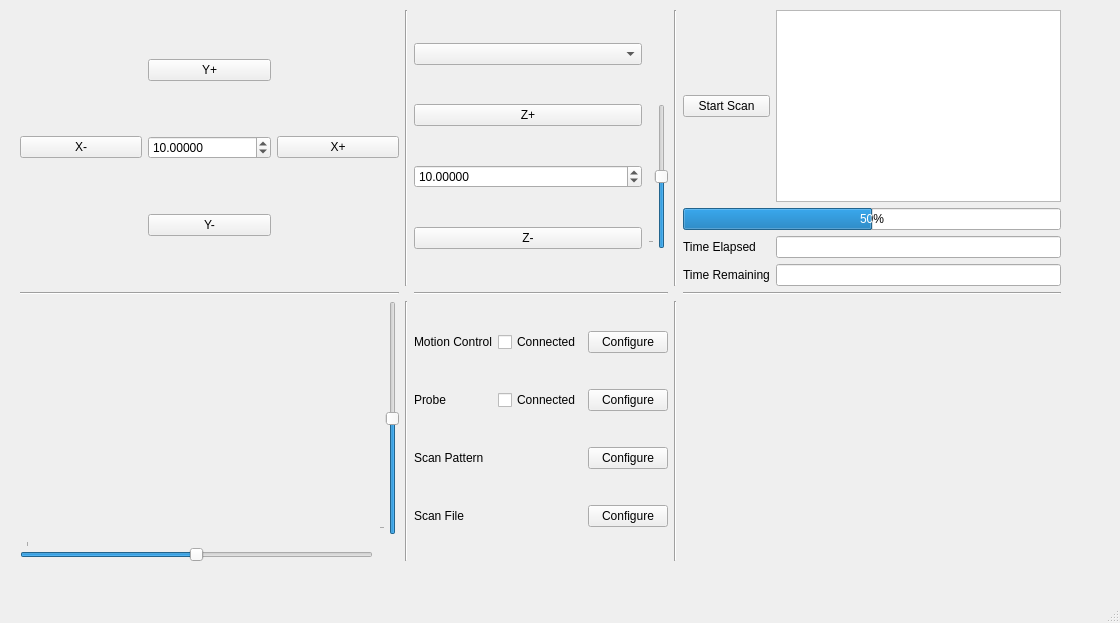
Dood345/scan-controller, file gui/ui_scanner.ui: the form before one commit.
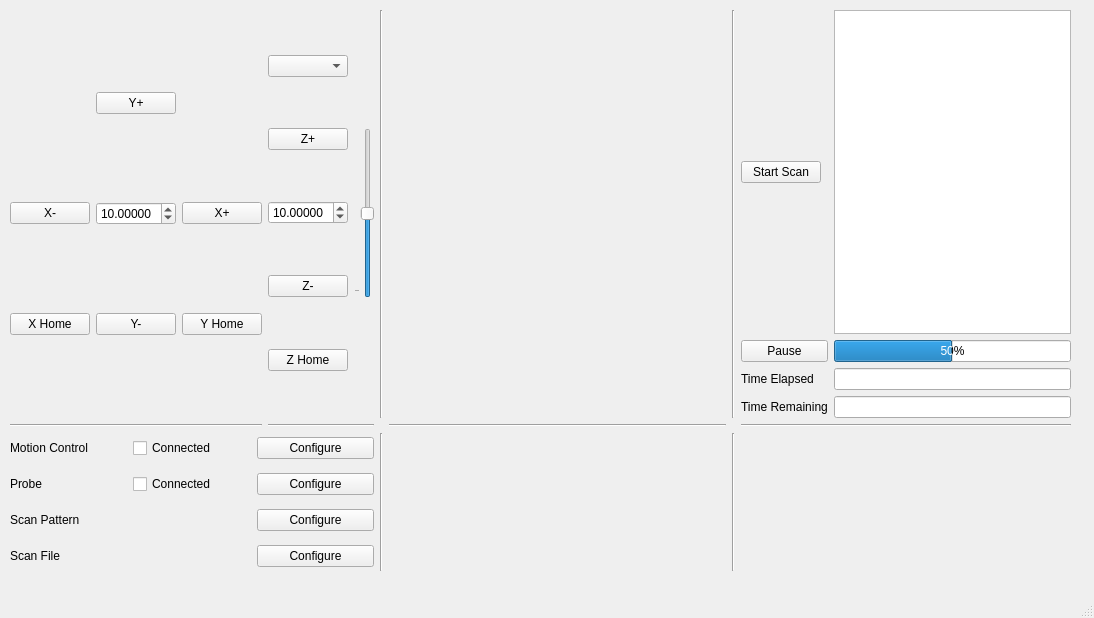
The form after the commit. Custom widgets are drawn as their Qt base class.

Commit message: The scan graph on Main Window still has some problems with current pos and target pos

Patch:
```diff
--- a/gui/ui_scanner.ui
+++ b/gui/ui_scanner.ui
@@ -6,8 +6,8 @@
    <rect>
     <x>0</x>
     <y>0</y>
-    <width>1120</width>
-    <height>623</height>
+    <width>1094</width>
+    <height>618</height>
    </rect>
   </property>
   <property name="windowTitle">
@@ -26,56 +26,188 @@
    <widget class="QWidget" name="gridLayoutWidget_6">
     <property name="geometry">
      <rect>
-      <x>20</x>
+      <x>10</x>
       <y>10</y>
-      <width>1041</width>
-      <height>551</height>
+      <width>1061</width>
+      <height>561</height>
      </rect>
     </property>
-    <layout class="QGridLayout" name="main_layout">
+    <layout class="QGridLayout" name="main_layout" rowstretch="3,0,0,0,2" columnstretch="1,1,0,2,2,0,4">
      <property name="sizeConstraint">
       <enum>QLayout::SetDefaultConstraint</enum>
      </property>
-     <item row="2" column="4">
-      <layout class="QFormLayout" name="config_layout"/>
+     <item row="4" column="2">
+      <widget class="Line" name="line_3">
+       <property name="orientation">
+        <enum>Qt::Orientation::Vertical</enum>
+       </property>
+      </widget>
      </item>
-     <item row="2" column="0">
-      <layout class="QGridLayout" name="diplay_layout">
+     <item row="0" column="6">
+      <layout class="QGridLayout" name="scan_layout" columnstretch="0,0">
+       <property name="sizeConstraint">
+        <enum>QLayout::SizeConstraint::SetMinimumSize</enum>
+       </property>
+       <property name="minimumSize" stdset="0">
+        <size>
+         <width>500</width>
+         <height>200</height>
+        </size>
+       </property>
+       <property name="spacing">
+        <number>6</number>
+       </property>
+       <item row="2" column="1">
+        <widget class="QLineEdit" name="time_elapsed_box">
+         <property name="enabled">
+          <bool>true</bool>
+         </property>
+         <property name="sizePolicy">
+          <sizepolicy hsizetype="Expanding" vsizetype="Fixed">
+           <horstretch>0</horstretch>
+           <verstretch>0</verstretch>
+          </sizepolicy>
+         </property>
+         <property name="minimumSize">
+          <size>
+           <width>100</width>
+           <height>0</height>
+          </size>
+         </property>
+         <property name="readOnly">
+          <bool>true</bool>
+         </property>
+        </widget>
+       </item>
+       <item row="4" column="0">
+        <widget class="QLabel" name="time_remaining_label">
+         <property name="sizePolicy">
+          <sizepolicy hsizetype="Fixed" vsizetype="Fixed">
+           <horstretch>0</horstretch>
+           <verstretch>0</verstretch>
+          </sizepolicy>
+         </property>
+         <property name="text">
+          <string>Time Remaining</string>
+         </property>
+        </widget>
+       </item>
+       <item row="0" column="0">
+        <widget class="QPushButton" name="start_scan_button">
+         <property name="sizePolicy">
+          <sizepolicy hsizetype="Fixed" vsizetype="Fixed">
+           <horstretch>0</horstretch>
+           <verstretch>0</verstretch>
+          </sizepolicy>
+         </property>
+         <property name="text">
+          <string>Start Scan</string>
+         </property>
+        </widget>
+       </item>
+       <item row="4" column="1">
+        <widget class="QLineEdit" name="time_remaining_box">
+         <property name="sizePolicy">
+          <sizepolicy hsizetype="Expanding" vsizetype="Fixed">
+           <horstretch>0</horstretch>
+           <verstretch>0</verstretch>
+          </sizepolicy>
+         </property>
+         <property name="minimumSize">
+          <size>
+           <width>100</width>
+           <height>0</height>
+          </size>
+         </property>
+         <property name="readOnly">
+          <bool>true</bool>
+         </property>
+        </widget>
+       </item>
        <item row="0" column="1">
-        <widget class="QAxisPositionSlider" name="y_axis_slider">
-         <property name="minimum">
-          <number>-100</number>
+        <widget class="QTextEdit" name="scan_description_box">
+         <property name="sizePolicy">
+          <sizepolicy hsizetype="Expanding" vsizetype="Expanding">
+           <horstretch>0</horstretch>
+           <verstretch>0</verstretch>
+          </sizepolicy>
          </property>
-         <property name="maximum">
-          <number>100</number>
+         <property name="minimumSize">
+          <size>
+           <width>200</width>
+           <height>50</height>
+          </size>
          </property>
-         <property name="orientation">
-          <enum>Qt::Vertical</enum>
+        </widget>
+       </item>
+       <item row="1" column="1">
+        <widget class="QProgressBar" name="scan_progress_bar">
+         <property name="sizePolicy">
+          <sizepolicy hsizetype="Expanding" vsizetype="Fixed">
+           <horstretch>0</horstretch>
+           <verstretch>0</verstretch>
+          </sizepolicy>
          </property>
-         <property name="tickPosition">
-          <enum>QSlider::TicksAbove</enum>
+         <property name="maximumSize">
+          <size>
+           <width>300</width>
+           <height>16777215</height>
+          </size>
          </property>
-         <property name="tickInterval">
-          <number>50000</number>
+         <property name="value">
+          <number>50</number>
+         </property>
+        </widget>
+       </item>
+       <item row="2" column="0">
+        <widget class="QLabel" name="time_elapsed_label">
+         <property name="sizePolicy">
+          <sizepolicy hsizetype="Fixed" vsizetype="Fixed">
+           <horstretch>0</horstretch>
+           <verstretch>0</verstretch>
+          </sizepolicy>
+         </property>
+         <property name="text">
+          <string>Time Elapsed</string>
          </property>
         </widget>
        </item>
        <item row="1" column="0">
-        <widget class="QAxisPositionSlider" name="x_axis_slider">
+        <widget class="QPushButton" name="pause_scan_button">
+         <property name="text">
+          <string>Pause</string>
+         </property>
+        </widget>
+       </item>
+      </layout>
+     </item>
+     <item row="0" column="1">
+      <layout class="QGridLayout" name="z_move_layout">
+       <property name="minimumSize" stdset="0">
+        <size>
+         <width>150</width>
+         <height>200</height>
+        </size>
+       </property>
+       <item row="1" column="1" rowspan="3">
+        <widget class="QSlider" name="z_axis_slider">
+         <property name="minimumSize">
+          <size>
+           <width>20</width>
+           <height>80</height>
+          </size>
+         </property>
          <property name="minimum">
-          <number>-100</number>
+          <number>-300</number>
          </property>
          <property name="maximum">
-          <number>100</number>
+          <number>300</number>
          </property>
          <property name="orientation">
-          <enum>Qt::Horizontal</enum>
-         </property>
-         <property name="invertedAppearance">
-          <bool>false</bool>
+          <enum>Qt::Orientation::Vertical</enum>
          </property>
          <property name="tickPosition">
-          <enum>QSlider::TicksAbove</enum>
+          <enum>QSlider::TickPosition::TicksAbove</enum>
          </property>
          <property name="tickInterval">
           <number>50000</number>
@@ -83,28 +215,130 @@
         </widget>
        </item>
        <item row="0" column="0">
-        <widget class="QWidget" name="xy_canvas" native="true"/>
+        <widget class="QComboBox" name="z_axis_select">
+         <property name="sizePolicy">
+          <sizepolicy hsizetype="Fixed" vsizetype="Fixed">
+           <horstretch>0</horstretch>
+           <verstretch>0</verstretch>
+          </sizepolicy>
+         </property>
+         <property name="minimumSize">
+          <size>
+           <width>80</width>
+           <height>0</height>
+          </size>
+         </property>
+        </widget>
+       </item>
+       <item row="2" column="0">
+        <widget class="QDoubleSpinBox" name="z_move_amount">
+         <property name="sizePolicy">
+          <sizepolicy hsizetype="Fixed" vsizetype="Fixed">
+           <horstretch>0</horstretch>
+           <verstretch>0</verstretch>
+          </sizepolicy>
+         </property>
+         <property name="minimumSize">
+          <size>
+           <width>10</width>
+           <height>20</height>
+          </size>
+         </property>
+         <property name="maximumSize">
+          <size>
+           <width>80</width>
+           <height>16777215</height>
+          </size>
+         </property>
+         <property name="decimals">
+          <number>5</number>
+         </property>
+         <property name="minimum">
+          <double>-100000000000000000.000000000000000</double>
+         </property>
+         <property name="maximum">
+          <double>100000000000000000.000000000000000</double>
+         </property>
+         <property name="value">
+          <double>10.000000000000000</double>
+         </property>
+        </widget>
+       </item>
+       <item row="1" column="0">
+        <widget class="QPushButton" name="z_plus_button">
+         <property name="sizePolicy">
+          <sizepolicy hsizetype="Fixed" vsizetype="Fixed">
+           <horstretch>0</horstretch>
+           <verstretch>0</verstretch>
+          </sizepolicy>
+         </property>
+         <property name="maximumSize">
+          <size>
+           <width>80</width>
+           <height>16777215</height>
+          </size>
+         </property>
+         <property name="text">
+          <string>Z+</string>
+         </property>
+        </widget>
+       </item>
+       <item row="3" column="0">
+        <widget class="QPushButton" name="z_minus_button">
+         <property name="sizePolicy">
+          <sizepolicy hsizetype="Fixed" vsizetype="Fixed">
+           <horstretch>0</horstretch>
+           <verstretch>0</verstretch>
+          </sizepolicy>
+         </property>
+         <property name="maximumSize">
+          <size>
+           <width>80</width>
+           <height>16777215</height>
+          </size>
+         </property>
+         <property name="text">
+          <string>Z-</string>
+         </property>
+        </widget>
+       </item>
+       <item row="4" column="0">
+        <widget class="QPushButton" name="home_z_button">
+         <property name="maximumSize">
+          <size>
+           <width>80</width>
+           <height>16777215</height>
+          </size>
+         </property>
+         <property name="text">
+          <string>Z Home</string>
+         </property>
+        </widget>
        </item>
       </layout>
      </item>
      <item row="0" column="0">
       <layout class="QGridLayout" name="xy_move_layout">
-       <item row="1" column="2">
-        <widget class="QPushButton" name="x_plus_button">
-         <property name="text">
-          <string>X+</string>
-         </property>
-        </widget>
-       </item>
-       <item row="0" column="1">
-        <widget class="QPushButton" name="y_plus_button">
-         <property name="text">
-          <string>Y+</string>
-         </property>
-        </widget>
-       </item>
+       <property name="minimumSize" stdset="0">
+        <size>
+         <width>350</width>
+         <height>200</height>
+        </size>
+       </property>
        <item row="2" column="1">
         <widget class="QPushButton" name="y_minus_button">
+         <property name="sizePolicy">
+          <sizepolicy hsizetype="Fixed" vsizetype="Fixed">
+           <horstretch>0</horstretch>
+           <verstretch>0</verstretch>
+          </sizepolicy>
+         </property>
+         <property name="maximumSize">
+          <size>
+           <width>80</width>
+           <height>16777215</height>
+          </size>
+         </property>
          <property name="text">
           <string>Y-</string>
          </property>
@@ -112,6 +346,27 @@
        </item>
        <item row="1" column="1">
         <widget class="QDoubleSpinBox" name="xy_move_amount">
+         <property name="enabled">
+          <bool>true</bool>
+         </property>
+         <property name="sizePolicy">
+          <sizepolicy hsizetype="Fixed" vsizetype="Fixed">
+           <horstretch>0</horstretch>
+           <verstretch>0</verstretch>
+          </sizepolicy>
+         </property>
+         <property name="minimumSize">
+          <size>
+           <width>10</width>
+           <height>20</height>
+          </size>
+         </property>
+         <property name="maximumSize">
+          <size>
+           <width>80</width>
+           <height>16777215</height>
+          </size>
+         </property>
          <property name="decimals">
           <number>5</number>
          </property>
@@ -126,8 +381,78 @@
          </property>
         </widget>
        </item>
+       <item row="2" column="2">
+        <widget class="QPushButton" name="home_y_button">
+         <property name="sizePolicy">
+          <sizepolicy hsizetype="Minimum" vsizetype="Minimum">
+           <horstretch>0</horstretch>
+           <verstretch>0</verstretch>
+          </sizepolicy>
+         </property>
+         <property name="maximumSize">
+          <size>
+           <width>80</width>
+           <height>16777215</height>
+          </size>
+         </property>
+         <property name="text">
+          <string>Y Home</string>
+         </property>
+        </widget>
+       </item>
+       <item row="0" column="1">
+        <widget class="QPushButton" name="y_plus_button">
+         <property name="sizePolicy">
+          <sizepolicy hsizetype="Fixed" vsizetype="Fixed">
+           <horstretch>0</horstretch>
+           <verstretch>0</verstretch>
+          </sizepolicy>
+         </property>
+         <property name="maximumSize">
+          <size>
+           <width>80</width>
+           <height>16777215</height>
+          </size>
+         </property>
+         <property name="text">
+          <string>Y+</string>
+         </property>
+        </widget>
+       </item>
+       <item row="1" column="2">
+        <widget class="QPushButton" name="x_plus_button">
+         <property name="maximumSize">
+          <size>
+           <width>80</width>
+           <height>16777215</height>
+          </size>
+         </property>
+         <property name="text">
+          <string>X+</string>
+         </property>
+        </widget>
+       </item>
+       <item row="2" column="0">
+        <widget class="QPushButton" name="home_x_button">
+         <property name="maximumSize">
+          <size>
+           <width>80</width>
+           <height>16777215</height>
+          </size>
+         </property>
+         <property name="text">
+          <string>X Home</string>
+         </property>
+        </widget>
+       </item>
        <item row="1" column="0">
         <widget class="QPushButton" name="x_minus_button">
+         <property name="maximumSize">
+          <size>
+           <width>80</width>
+           <height>16777215</height>
+          </size>
+         </property>
          <property name="text">
           <string>X-</string>
          </property>
@@ -135,8 +460,82 @@
        </item>
       </layout>
      </item>
-     <item row="2" column="2">
+     <item row="3" column="1">
+      <widget class="Line" name="line_7">
+       <property name="orientation">
+        <enum>Qt::Orientation::Horizontal</enum>
+       </property>
+      </widget>
+     </item>
+     <item row="4" column="5">
+      <widget class="Line" name="line_4">
+       <property name="orientation">
+        <enum>Qt::Orientation::Vertical</enum>
+       </property>
+      </widget>
+     </item>
+     <item row="3" column="3" colspan="2">
+      <widget class="Line" name="line_6">
+       <property name="orientation">
+        <enum>Qt::Orientation::Horizontal</enum>
+       </property>
+      </widget>
+     </item>
+     <item row="3" column="6">
+      <widget class="Line" name="line_8">
+       <property name="orientation">
+        <enum>Qt::Orientation::Horizontal</enum>
+       </property>
+      </widget>
+     </item>
+     <item row="0" column="2">
+      <widget class="Line" name="line_2">
+       <property name="orientation">
+        <enum>Qt::Orientation::Vertical</enum>
+       </property>
+      </widget>
+     </item>
+     <item row="3" column="0">
+      <widget class="Line" name="line">
+       <property name="orientation">
+        <enum>Qt::Orientation::Horizontal</enum>
+       </property>
+      </widget>
+     </item>
+     <item row="0" column="5">
+      <widget class="Line" name="line_5">
+       <property name="orientation">
+        <enum>Qt::Orientation::Vertical</enum>
+       </property>
+      </widget>
+     </item>
+     <item row="0" column="3" colspan="2">
+      <widget class="QWidget" name="data_visualization" native="true">
+       <property name="sizePolicy">
+        <sizepolicy hsizetype="Minimum" vsizetype="Minimum">
+         <horstretch>0</horstretch>
+         <verstretch>0</verstretch>
+        </sizepolicy>
+       </property>
+       <property name="minimumSize">
+        <size>
+         <width>150</width>
+         <height>100</height>
+        </size>
+       </property>
+      </widget>
+     </item>
+     <item row="4" column="3" colspan="2">
+      <widget class="QWidget" name="config_layout" native="true"/>
+     </item>
+     <item row="4" column="0" colspan="2">
       <layout class="QGridLayout" name="settings_layout">
+       <property name="minimumSize" stdset="0">
+        <size>
+         <width>150</width>
+         <height>400</height>
+        </size>
+       </property>
        <item row="3" column="2">
         <widget class="QPushButton" name="configure_file_button">
          <property name="text">
@@ -149,6 +548,18 @@
        </item>
        <item row="0" column="0">
         <widget class="QLabel" name="configure_motion_label">
+         <property name="sizePolicy">
+          <sizepolicy hsizetype="Minimum" vsizetype="Minimum">
+           <horstretch>0</horstretch>
+           <verstretch>0</verstretch>
+          </sizepolicy>
+         </property>
+         <property name="minimumSize">
+          <size>
+           <width>80</width>
+           <height>30</height>
+          </size>
+         </property>
          <property name="text">
           <string>Motion Control</string>
          </property>
@@ -156,6 +567,12 @@
        </item>
        <item row="0" column="2">
         <widget class="QPushButton" name="configure_motion_button">
+         <property name="sizePolicy">
+          <sizepolicy hsizetype="Minimum" vsizetype="Fixed">
+           <horstretch>0</horstretch>
+           <verstretch>0</verstretch>
+          </sizepolicy>
+         </property>
          <property name="text">
           <string>Configure</string>
          </property>
@@ -166,6 +583,15 @@
        </item>
        <item row="3" column="0">
         <widget class="QLabel" name="configure_file_label">
+         <property name="minimumSize">
+          <size>
+           <width>80</width>
+           <height>30</height>
+          </size>
+         </property>
+         <property name="layoutDirection">
+          <enum>Qt::LayoutDirection::LeftToRight</enum>
+         </property>
          <property name="text">
           <string>Scan File</string>
          </property>
@@ -173,6 +599,12 @@
        </item>
        <item row="1" column="0">
         <widget class="QLabel" name="configure_probe_label">
+         <property name="minimumSize">
+          <size>
+           <width>80</width>
+           <height>30</height>
+          </size>
+         </property>
          <property name="text">
           <string>Probe</string>
          </property>
@@ -180,6 +612,12 @@
        </item>
        <item row="2" column="0">
         <widget class="QLabel" name="configure_pattern_label">
+         <property name="minimumSize">
+          <size>
+           <width>80</width>
+           <height>30</height>
+          </size>
+         </property>
          <property name="text">
           <string>Scan Pattern</string>
          </property>
@@ -217,6 +655,12 @@
        </item>
        <item row="0" column="1">
         <widget class="QCheckBox" name="motion_connected_checkbox">
+         <property name="sizePolicy">
+          <sizepolicy hsizetype="Minimum" vsizetype="Fixed">
+           <horstretch>0</horstretch>
+           <verstretch>0</verstretch>
+          </sizepolicy>
+         </property>
          <property name="text">
           <string>Connected</string>
          </property>
@@ -227,162 +671,8 @@
        </item>
       </layout>
      </item>
-     <item row="2" column="1">
-      <widget class="Line" name="line_3">
-       <property name="orientation">
-        <enum>Qt::Vertical</enum>
-       </property>
-      </widget>
-     </item>
-     <item row="0" column="1">
-      <widget class="Line" name="line_2">
-       <property name="orientation">
-        <enum>Qt::Vertical</enum>
-       </property>
-      </widget>
-     </item>
-     <item row="0" column="4">
-      <layout class="QGridLayout" name="scan_layout">
-       <item row="0" column="1">
-        <widget class="QTextEdit" name="scan_description_box"/>
-       </item>
-       <item row="4" column="0">
-        <widget class="QLabel" name="time_remaining_label">
-         <property name="text">
-          <string>Time Remaining</string>
-         </property>
-        </widget>
-       </item>
-       <item row="0" column="0">
-        <widget class="QPushButton" name="start_scan_button">
-         <property name="text">
-          <string>Start Scan</string>
-         </property>
-        </widget>
-       </item>
-       <item row="2" column="0">
-        <widget class="QLabel" name="time_elapsed_label">
-         <property name="text">
-          <string>Time Elapsed</string>
-         </property>
-        </widget>
-       </item>
-       <item row="2" column="1">
-        <widget class="QLineEdit" name="time_elapsed_box">
-         <property name="enabled">
-          <bool>true</bool>
-         </property>
-         <property name="readOnly">
-          <bool>true</bool>
-         </property>
-        </widget>
-       </item>
-       <item row="4" column="1">
-        <widget class="QLineEdit" name="time_remaining_box">
-         <property name="readOnly">
-          <bool>true</bool>
-         </property>
-        </widget>
-       </item>
-       <item row="1" column="0" colspan="2">
-        <widget class="QProgressBar" name="scan_progress_bar">
-         <property name="value">
-          <number>50</number>
-         </property>
-        </widget>
-       </item>
-      </layout>
-     </item>
-     <item row="0" column="2">
-      <layout class="QGridLayout" name="z_move_layout">
-       <item row="1" column="0">
-        <widget class="QPushButton" name="z_plus_button">
-         <property name="text">
-          <string>Z+</string>
-         </property>
-        </widget>
-       </item>
-       <item row="3" column="0">
-        <widget class="QPushButton" name="z_minus_button">
-         <property name="text">
-          <string>Z-</string>
-         </property>
-        </widget>
-       </item>
-       <item row="2" column="0">
-        <widget class="QDoubleSpinBox" name="z_move_amount">
-         <property name="decimals">
-          <number>5</number>
-         </property>
-         <property name="minimum">
-          <double>-100000000000000000.000000000000000</double>
-         </property>
-         <property name="maximum">
-          <double>100000000000000000.000000000000000</double>
-         </property>
-         <property name="value">
-          <double>10.000000000000000</double>
-         </property>
-        </widget>
-       </item>
-       <item row="0" column="0">
-        <widget class="QComboBox" name="z_axis_select"/>
-       </item>
-       <item row="1" column="1" rowspan="3">
-        <widget class="QAxisPositionSlider" name="z_axis_slider">
-         <property name="minimum">
-          <number>-100</number>
-         </property>
-         <property name="maximum">
-          <number>100</number>
-         </property>
-         <property name="orientation">
-          <enum>Qt::Vertical</enum>
-         </property>
-         <property name="tickPosition">
-          <enum>QSlider::TicksAbove</enum>
-         </property>
-         <property name="tickInterval">
-          <number>50000</number>
-         </property>
-        </widget>
-       </item>
-      </layout>
-     </item>
-     <item row="2" column="3">
-      <widget class="Line" name="line_4">
-       <property name="orientation">
-        <enum>Qt::Vertical</enum>
-       </property>
-      </widget>
-     </item>
-     <item row="0" column="3">
-      <widget class="Line" name="line_5">
-       <property name="orientation">
-        <enum>Qt::Vertical</enum>
-       </property>
-      </widget>
-     </item>
-     <item row="1" column="2">
-      <widget class="Line" name="line_6">
-       <property name="orientation">
-        <enum>Qt::Horizontal</enum>
-       </property>
-      </widget>
-     </item>
-     <item row="1" column="0">
-      <widget class="Line" name="line">
-       <property name="orientation">
-        <enum>Qt::Horizontal</enum>
-       </property>
-      </widget>
-     </item>
-     <item row="1" column="4">
-      <widget class="Line" name="line_8">
-       <property name="orientation">
-        <enum>Qt::Horizontal</enum>
-       </property>
-      </widget>
+     <item row="4" column="6">
+      <widget class="QWidget" name="scan_table_graph" native="true"/>
      </item>
     </layout>
    </widget>
@@ -399,13 +689,6 @@
   </widget>
   <widget class="QStatusBar" name="statusbar"/>
  </widget>
- <customwidgets>
-  <customwidget>
-   <class>QAxisPositionSlider</class>
-   <extends>QSlider</extends>
-   <header>gui.qt_util</header>
-  </customwidget>
- </customwidgets>
  <resources/>
  <connections/>
 </ui>
```
Left out of the diff: 6 changed lines with no effect on the pictures. The commit also changes 11 other files.
